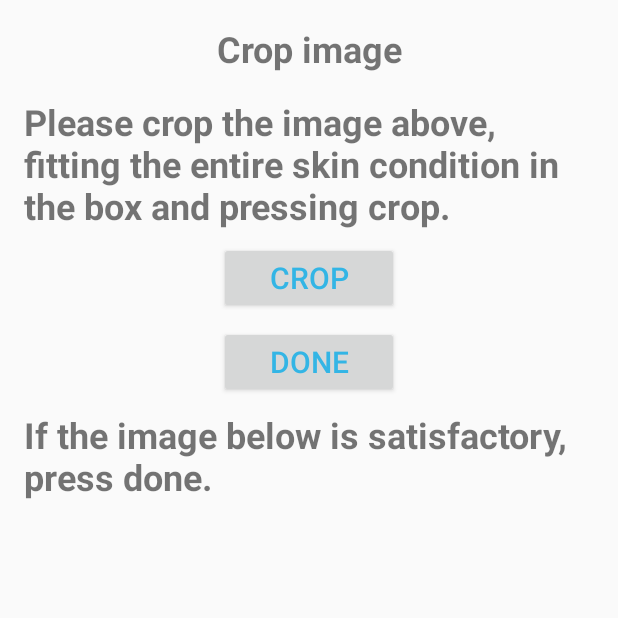
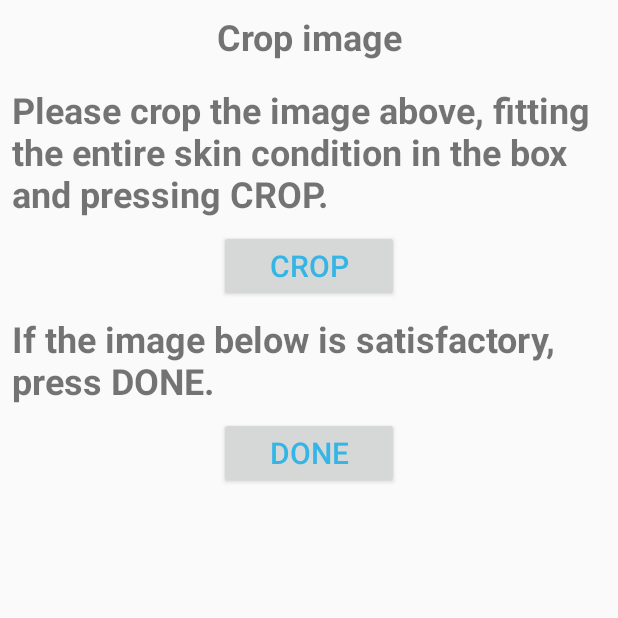
Before and after one commit to smajko/what_are_those_app, an Android app: the CropActivity screen opened directly, with no data from a screen before it, on a phone screen of 412 x 824 dp, the top half of it. Run offline under Robolectric (Android 15) with nearby library versions, the phone set to English and light mode, and no system bars; libraries missing offline, so code that uses them is left out: com.edmodo.cropper; plain views replace CropImageView; 1 statement that could not run was skipped.

Commit message:
ui improvement

```diff
--- a/app/src/main/java/org/smajko/watapp/CameraActivity.java
+++ b/app/src/main/java/org/smajko/watapp/CameraActivity.java
@@ -3,6 +3,8 @@ package org.smajko.watapp;
 import android.app.Activity;
 import android.content.Intent;
 import android.os.Bundle;
+import android.text.Html;
+import android.view.Gravity;
 import android.view.View;
 import android.widget.TextView;
 
@@ -21,7 +23,8 @@ public class CameraActivity extends Activity {
     public void yesClicked(View view){
         if (firstText) {
             TextView tv = (TextView) findViewById(R.id.question);
-            tv.setText("Would you like to take a picture so we can more accurately diagnose your condition?");
+            tv.setText(R.string.cameraYes);
+            tv.setGravity(Gravity.CENTER);
             firstText = false;
         } else {
             setResult(RESULT_OK, intent);
--- a/app/src/main/res/layout/activity_crop.xml
+++ b/app/src/main/res/layout/activity_crop.xml
@@ -10,8 +10,9 @@
     <LinearLayout
         android:layout_width="match_parent"
         android:layout_height="wrap_content"
+        android:gravity="center"
         android:orientation="vertical"
-        android:padding="@dimen/content_padding">
+        android:padding="@dimen/content_padding_half">
 
         <TextView
             android:id="@+id/title"
@@ -37,9 +38,9 @@
             android:layout_height="wrap_content"
             android:layout_gravity="center"
             android:layout_marginTop="@dimen/content_padding_half"
+            android:text="@string/cropAbove"
             android:textSize="24sp"
-            android:textStyle="bold"
-            android:text="@string/cropAbove"/>
+            android:textStyle="bold" />
 
         <Button
             android:id="@+id/Button_crop"
@@ -49,17 +50,6 @@
             android:layout_marginTop="@dimen/content_padding_half"
             android:minWidth="120dp"
             android:text="@string/crop_button"
-            android:textColor="#33B5E5"
-            android:textSize="20sp"/>
-
-        <Button
-            android:id="@+id/Button_done"
-            android:layout_width="wrap_content"
-            android:layout_height="wrap_content"
-            android:layout_gravity="center_horizontal"
-            android:layout_marginTop="@dimen/content_padding_half"
-            android:minWidth="120dp"
-            android:text="@string/done_button"
             android:textColor="#33B5E5"
             android:textSize="20sp"/>
 
@@ -73,11 +63,21 @@
             android:textStyle="bold"
             android:text="@string/cropBelow"/>
 
+        <Button
+            android:id="@+id/Button_done"
+            android:layout_width="wrap_content"
+            android:layout_height="wrap_content"
+            android:layout_gravity="center_horizontal"
+            android:layout_marginTop="@dimen/content_padding_half"
+            android:minWidth="120dp"
+            android:text="@string/done_button"
+            android:textColor="#33B5E5"
+            android:textSize="20sp"/>
+
         <ImageView
             android:id="@+id/croppedImageView"
             android:layout_width="match_parent"
             android:layout_height="wrap_content"
-            android:layout_marginTop="@dimen/content_padding_half"
             android:adjustViewBounds="true"
             android:contentDescription="croppedImageDesc"
             android:scaleType="centerInside"/>
--- a/app/src/main/res/layout/activity_main.xml
+++ b/app/src/main/res/layout/activity_main.xml
@@ -28,6 +28,7 @@
             android:layout_marginTop="16dp" />
 
         <CheckBox android:id="@+id/cbCameraActivity"
+            android:theme="@style/checkBoxStyle"
             android:clickable="false"
             android:layout_width="wrap_content"
             android:layout_height="wrap_content"
@@ -64,6 +65,7 @@
             android:layout_marginTop="16dp" />
 
         <CheckBox android:id="@+id/cbAgeActivity"
+            android:theme="@style/checkBoxStyle"
             android:clickable="false"
             android:layout_width="wrap_content"
             android:layout_height="wrap_content"
@@ -101,6 +103,7 @@
             android:layout_marginTop="16dp" />
 
         <CheckBox android:id="@+id/cbSymptomActivity"
+            android:theme="@style/checkBoxStyle"
             android:clickable="false"
             android:layout_width="wrap_content"
             android:layout_height="wrap_content"
--- a/app/src/main/res/layout/activity_symptoms.xml
+++ b/app/src/main/res/layout/activity_symptoms.xml
@@ -8,9 +8,11 @@
     tools:context=".SymptomActivity">
 
     <TextView
-        android:layout_width="fill_parent"
+        android:layout_width="wrap_content"
         android:layout_height="wrap_content"
         android:text="@string/subtitleSelect"
-        android:textAppearance="?android:attr/textAppearanceLarge" />
+        android:textAppearance="?android:attr/textAppearanceLarge"
+        android:layout_gravity="center_horizontal"
+        android:layout_marginBottom="@dimen/content_padding_half"/>
 
 </LinearLayout>
--- a/app/src/main/res/values/strings.xml
+++ b/app/src/main/res/values/strings.xml
@@ -6,6 +6,8 @@
     <string name="done_button">Done</string>
     <string name="next_button">Next</string>
     <string name="prev_button">Previous</string>
+    <string name="yes">Yes</string>
+    <string name="no">No</string>
 
     <!-- MainActivity -->
     <string name="main_title">Main Screen</string>
@@ -23,27 +25,26 @@
 
     <!-- CameraActivity -->
     <string name="camera">Is your symptom visible?</string>
+    <string name="cameraYes">Would you like to take a picture\n for a more accurate diagnosis?</string>
 
     <!-- CropActivity -->
     <string name="crop_title">Crop image</string>
     <string name="crop_button">Crop</string>
-    <string name="cropAbove">Please crop the image above, fitting the entire skin condition in the box and pressing "crop".</string>
-    <string name="cropBelow">If the image below is satisfactory, press "done".</string>
+    <string name="cropAbove">Please crop the image above, fitting the entire skin condition in the box and pressing CROP.</string>
+    <string name="cropBelow">If the image below is satisfactory, press DONE.</string>
 
     <!-- AgeActivity -->
     <string name="age_title">Enter information</string>
     <string name="gender">Gender:</string>
     <string name="male">Male</string>
     <string name="female">Female</string>
-    <string name="age">Age</string>
+    <string name="age">Age:</string>
     <string name="question1">Have you had this condition before?</string>
     <string name="question2">How long have you had the condition?</string>
-    <string name="yes">Yes</string>
-    <string name="no">No</string>
 
     <!-- SymptomActivity -->
     <string name="symptom_title">Symptoms</string>
-    <string name="subtitleSelect">Select Symptoms:</string>
+    <string name="subtitleSelect">Select Symptoms</string>
 
 
 </resources>
--- a/app/src/main/res/values/styles.xml
+++ b/app/src/main/res/values/styles.xml
@@ -3,7 +3,12 @@
     <style name="CustomTheme" parent="MaterialDrawerTheme">
         <item name="colorPrimary">#000000</item>
         <item name="colorPrimaryDark">#000000</item>
-        <item name="colorAccent">#E91E63</item>
+        <item name="colorAccent">#42A5F5</item>
+    </style>
+
+    <style name="checkBoxStyle" parent="MaterialDrawerTheme">
+        <item name="colorAccent">#40E42F</item>
+        <!--<item name="android:textColorSecondary">#CDDC39</item>-->
     </style>
 
 </resources>
```
Also changed, not shown: app/src/main/res/layout/activity_age.xml (+6 -5 lines), app/src/main/res/layout/activity_camera.xml (+17 -4 lines).
